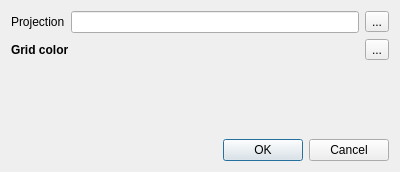
Qt form src/IDlgSetupGrid.ui (ntruchsess/QLandkarteGT) before a commit.
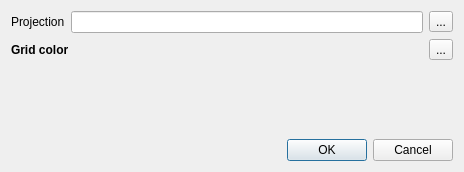
The same form after that commit.

The edit to the form file:
```diff
--- a/src/IDlgSetupGrid.ui
+++ b/src/IDlgSetupGrid.ui
@@ -6,7 +6,7 @@
    <rect>
     <x>0</x>
     <y>0</y>
-    <width>400</width>
+    <width>464</width>
     <height>172</height>
    </rect>
   </property>
```
Left out of the diff: 2 changed lines with no effect on the pictures.
